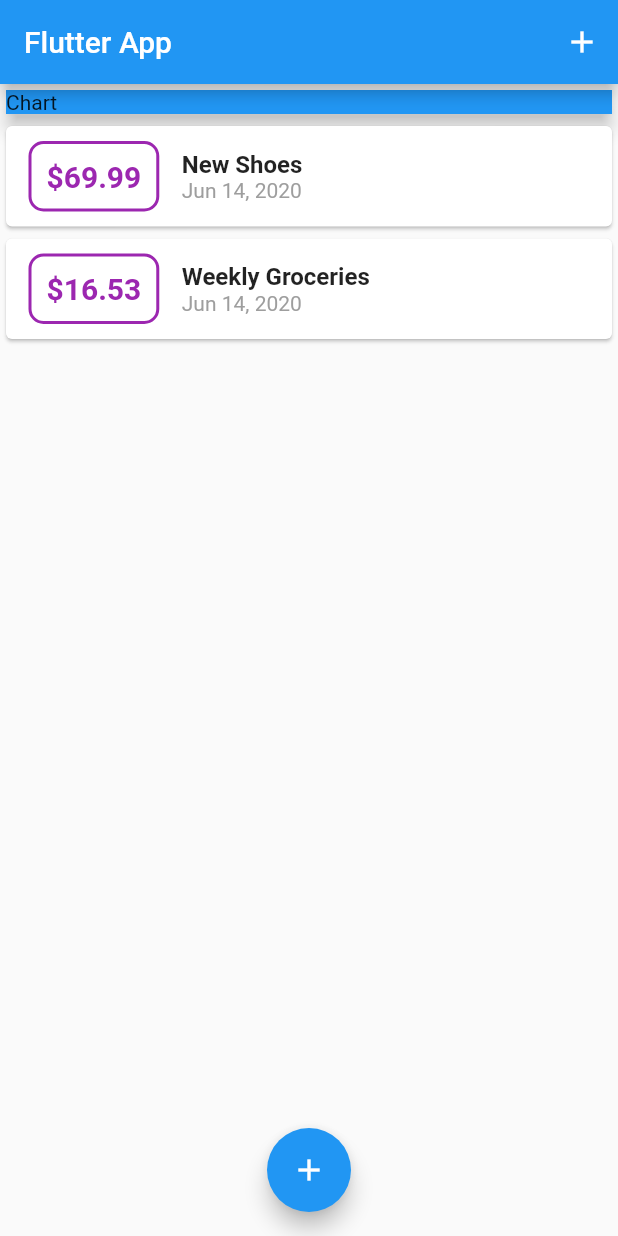
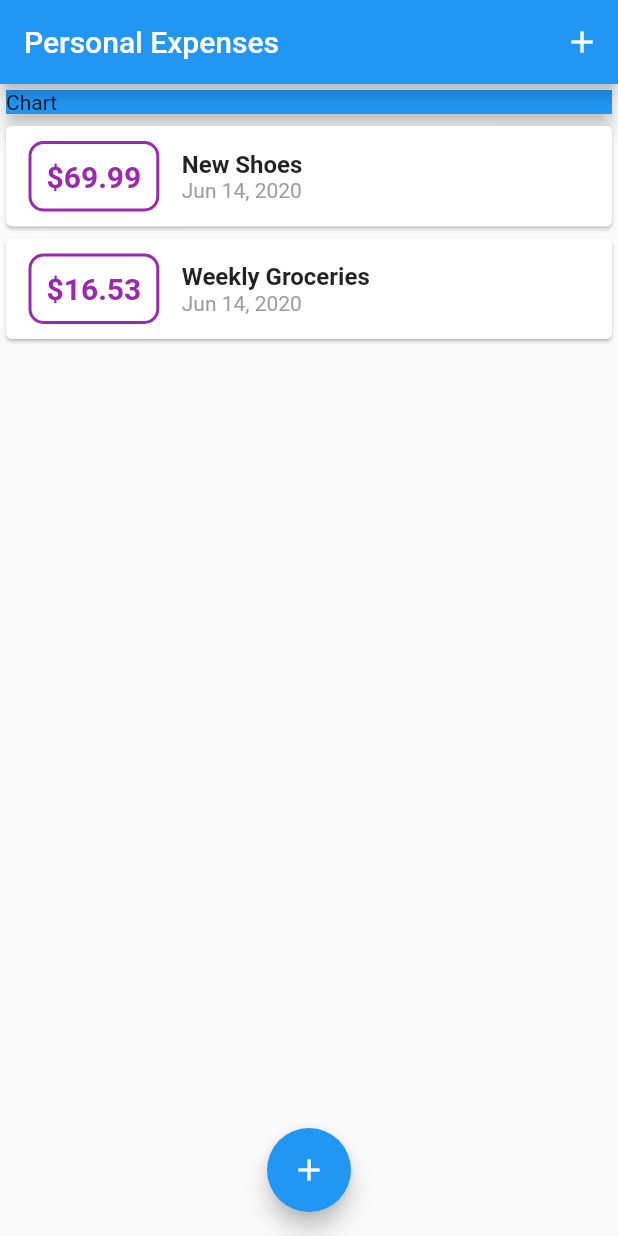
Before and after one commit to giacomoferlaino/flutter-expense-planner, a Flutter app: the screen it shows after launch, on a phone screen of 412 x 824 dp. Run offline on Flutter 3.47's test engine with Material 2 defaults, Android fonts, the phone set to English and light mode, and no system bars.

Commit message:
feat: Improved application title

```diff
--- a/lib/main.dart
+++ b/lib/main.dart
@@ -9,21 +9,26 @@ void main() {
 }
 
 class MyApp extends StatelessWidget {
+  final String _title = "Personal Expenses";
   // This widget is the root of your application.
   @override
   Widget build(BuildContext context) {
     return MaterialApp(
-      title: 'Flutter Demo',
+      title: _title,
       theme: ThemeData(
         primarySwatch: Colors.blue,
         visualDensity: VisualDensity.adaptivePlatformDensity,
       ),
-      home: MyHomePage(),
+      home: MyHomePage(_title),
     );
   }
 }
 
 class MyHomePage extends StatefulWidget {
+  final String _title;
+
+  MyHomePage(this._title);
+
   @override
   _MyHomePageState createState() => _MyHomePageState();
 }
@@ -62,7 +67,7 @@ class _MyHomePageState extends State<MyHomePage> {
   Widget build(BuildContext context) {
     return Scaffold(
       appBar: AppBar(
-        title: Text('Flutter App'),
+        title: Text(widget._title),
         actions: <Widget>[
           IconButton(
             icon: Icon(Icons.add),
```
